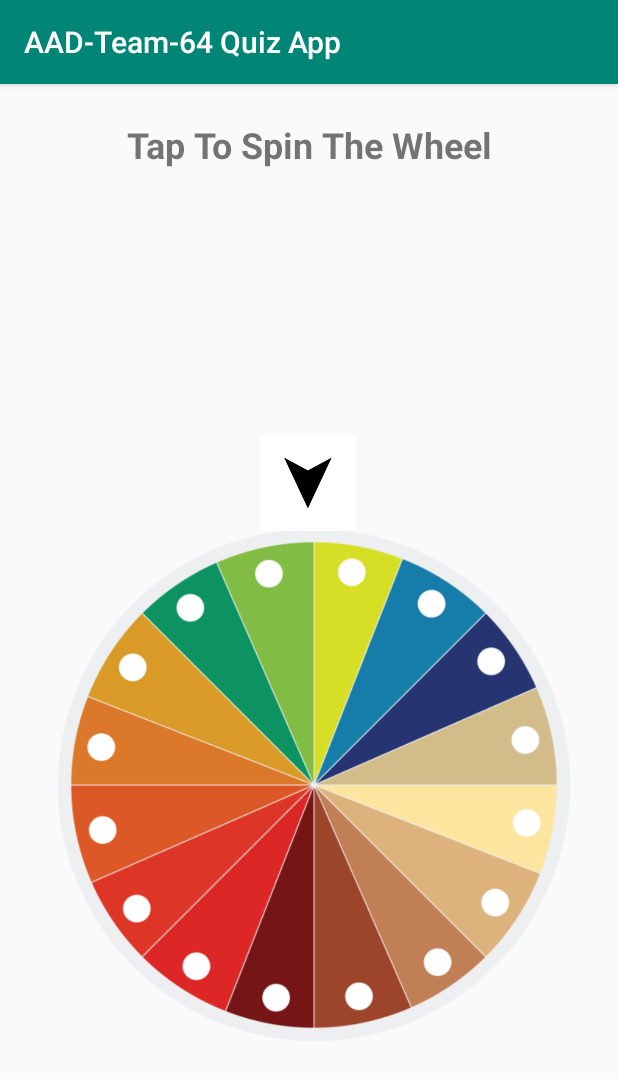
After one commit to chimwemweshaba/aad-team-64-animation-challenge, an Android app: the SpinActivity screen opened directly, with no data from a screen before it, on a phone screen of 412 x 824 dp. The commit adds this screen. Shown: the top 1079 px of the screen. Run offline under Robolectric (Android 15) with nearby library versions, the phone set to English and light mode, and no system bars.

Commit message:
Spin Wheel Animation Feature Completed

```diff
--- a/app/src/main/AndroidManifest.xml
+++ b/app/src/main/AndroidManifest.xml
@@ -9,7 +9,8 @@
         android:roundIcon="@mipmap/ic_launcher_round"
         android:supportsRtl="true"
         android:theme="@style/AppTheme">
-        <activity android:name=".ThirdActivity"></activity>
+        <activity android:name=".SpinActivity"></activity>
+        <activity android:name=".ThirdActivity" />
         <activity android:name=".FirstActivity">
             <intent-filter>
                 <action android:name="android.intent.action.MAIN" />
@@ -17,7 +18,7 @@
                 <category android:name="android.intent.category.LAUNCHER" />
             </intent-filter>
         </activity>
-        <activity android:name=".SecondActivity"></activity>
+        <activity android:name=".SecondActivity" />
     </application>
 
 </manifest>
--- a/app/src/main/java/com/aadteam64/groupchallenge/ThirdActivity.kt
+++ b/app/src/main/java/com/aadteam64/groupchallenge/ThirdActivity.kt
@@ -2,6 +2,7 @@ package com.aadteam64.groupchallenge
 
 import android.animation.AnimatorSet
 import android.animation.ObjectAnimator
+import android.content.Intent
 import androidx.appcompat.app.AppCompatActivity
 import android.os.Bundle
 import android.view.View
@@ -14,6 +15,11 @@ class ThirdActivity : AppCompatActivity() {
     override fun onCreate(savedInstanceState: Bundle?) {
         super.onCreate(savedInstanceState)
         setContentView(R.layout.activity_third)
+
+        buttonClose.setOnClickListener {
+            val intent = Intent(this, SpinActivity::class.java)
+            startActivity(intent)
+        }
     }
 
     fun correct (view: View) {
--- /dev/null
+++ b/app/src/main/res/anim/rotate.xml
@@ -0,0 +1,11 @@
+<?xml version="1.0" encoding="utf-8"?>
+
+
+    <rotate xmlns:android="http://schemas.android.com/apk/res/android"
+        android:fromDegrees="0"
+        android:toDegrees="359"
+        android:pivotX="50%"
+        android:pivotY="50%"
+        android:duration="6000"
+        android:interpolator="@android:anim/linear_interpolator"
+        android:repeatCount="infinite"/>
--- a/app/src/main/res/layout/activity_first.xml
+++ b/app/src/main/res/layout/activity_first.xml
@@ -15,7 +15,7 @@
         app:layout_constraintEnd_toEndOf="parent"
         app:layout_constraintStart_toStartOf="parent"
         app:layout_constraintTop_toTopOf="parent"
-        app:srcCompat="@drawable/background" />
+        app:srcCompat="@drawable/ic_launcher_background" />
 
     <Button
         android:id="@+id/buttonStart"
--- /dev/null
+++ b/app/src/main/res/layout/activity_spin.xml
@@ -0,0 +1,52 @@
+<?xml version="1.0" encoding="utf-8"?>
+<androidx.constraintlayout.widget.ConstraintLayout xmlns:android="http://schemas.android.com/apk/res/android"
+    xmlns:app="http://schemas.android.com/apk/res-auto"
+    xmlns:tools="http://schemas.android.com/tools"
+    android:layout_width="match_parent"
+    android:layout_height="match_parent"
+    tools:context=".SpinActivity">
+
+    <ImageView
+        android:id="@+id/anim_spin"
+        android:layout_width="372dp"
+        android:layout_height="377dp"
+        android:layout_marginStart="8dp"
+        android:layout_marginEnd="8dp"
+        android:layout_marginBottom="112dp"
+        android:onClick="RunAnimation"
+        android:src="@drawable/loading_circle"
+        app:layout_constraintBottom_toBottomOf="parent"
+        app:layout_constraintEnd_toEndOf="parent"
+        app:layout_constraintHorizontal_bias="0.652"
+        app:layout_constraintStart_toStartOf="parent" />
+
+    <ImageView
+        android:id="@+id/arrow"
+        android:layout_width="148dp"
+        android:layout_height="64dp"
+        android:layout_marginTop="92dp"
+        android:layout_marginBottom="470dp"
+        android:src="@drawable/arrow_head_icon"
+        app:layout_constraintBottom_toBottomOf="parent"
+        app:layout_constraintEnd_toEndOf="parent"
+        app:layout_constraintHorizontal_bias="0.498"
+        app:layout_constraintStart_toStartOf="parent"
+        app:layout_constraintTop_toBottomOf="@+id/textView"
+        app:layout_constraintVertical_bias="1.0" />
+
+    <TextView
+        android:id="@+id/textView"
+        android:layout_width="296dp"
+        android:layout_height="52dp"
+        android:layout_marginStart="8dp"
+        android:layout_marginTop="24dp"
+        android:layout_marginEnd="8dp"
+        android:text="Tap To Spin The Wheel"
+        android:textAlignment="center"
+        android:textSize="24sp"
+        android:textStyle="bold"
+        app:layout_constraintEnd_toEndOf="parent"
+        app:layout_constraintStart_toStartOf="parent"
+        app:layout_constraintTop_toTopOf="parent" />
+
+</androidx.constraintlayout.widget.ConstraintLayout>
--- a/app/src/main/res/layout/activity_third.xml
+++ b/app/src/main/res/layout/activity_third.xml
@@ -65,8 +65,7 @@
         android:layout_marginStart="8dp"
         android:layout_marginTop="32dp"
         android:layout_marginEnd="8dp"
-        android:onClick="close"
-        android:text="Close"
+        android:text="Next"
         android:visibility="invisible"
         app:layout_constraintEnd_toEndOf="parent"
         app:layout_constraintStart_toStartOf="parent"
--- a/gradle.properties
+++ b/gradle.properties
@@ -6,7 +6,7 @@
 # http://www.gradle.org/docs/current/userguide/build_environment.html
 # Specifies the JVM arguments used for the daemon process.
 # The setting is particularly useful for tweaking memory settings.
-org.gradle.jvmargs=-Xmx1536m
+org.gradle.jvmargs=-Xmx1536m -XX:MaxPermSize=512m -Djava.net.preferIPv4Stack=true
 # When configured, Gradle will run in incubating parallel mode.
 # This option should only be used with decoupled projects. More details, visit
 # http://www.gradle.org/docs/current/userguide/multi_project_builds.html#sec:decoupled_projects
```
Also changed, not shown: app/src/main/java/com/aadteam64/groupchallenge/SpinActivity.kt (added, +43 -0 lines), app/src/main/res/drawable/arrow_head.jpg (added), app/src/main/res/drawable/arrow_head_icon.jpg (added), app/src/main/res/drawable/loading_circle.png (added).
